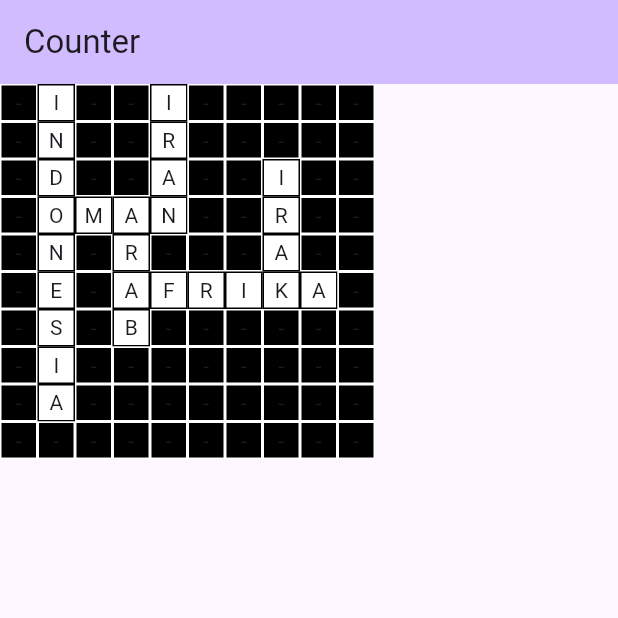
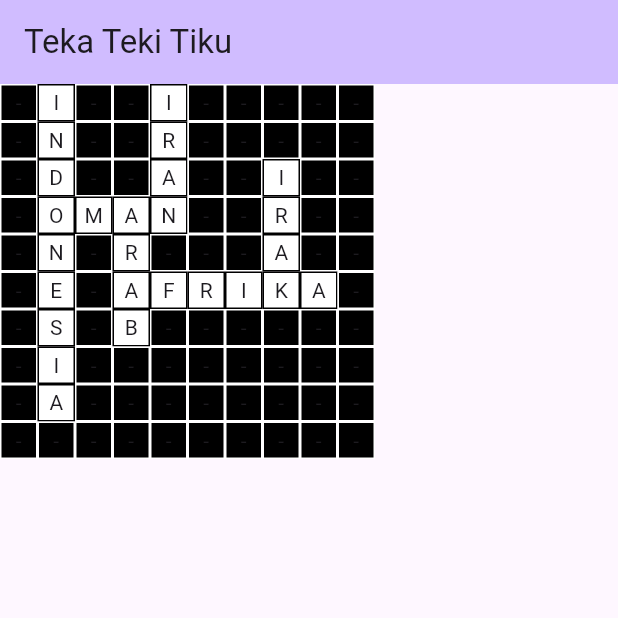
Before and after one commit to singgihdwindaru/teka-teki-teku, a Flutter app: the screen it shows after launch, on a phone screen of 412 x 824 dp, the top half of it. Run offline on Flutter 3.47's test engine with Material 3 defaults, Android fonts, the light colour scheme and no system bars; our stand-ins replace bloc, flutter_bloc; generated files the repository leaves out were written again.

Commit message:
fix: update navbar title

```diff
--- a/apps/teka_teki_tiku/lib/counter/view/counter_page.dart
+++ b/apps/teka_teki_tiku/lib/counter/view/counter_page.dart
@@ -23,7 +23,7 @@
   Widget build(BuildContext context) {
     final l10n = context.l10n;
     return Scaffold(
-      appBar: AppBar(title: Text(l10n.counterAppBarTitle)),
+      appBar: AppBar(title: const Text('Teka Teki Tiku')),
       body: CrosswordWidget(
         crossWordModel: dummyCrossWordModel,
       ),
```
